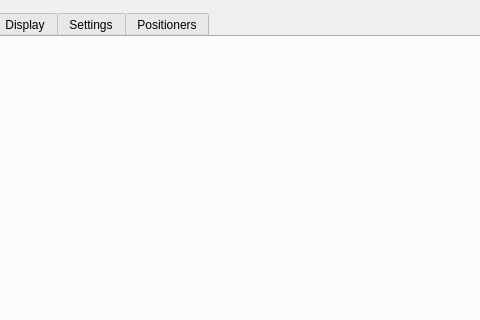
This is GUI/mainwindow.ui in mvxe/MLA-CS as Qt 5 draws it before an edit; both pictures show x 286 to 766 and y 0 to 320 of the 1187 by 935 pixel window. The edited form follows.
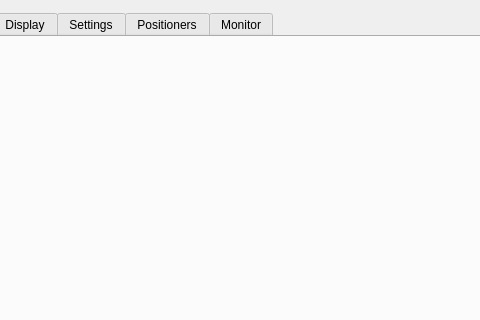
This is the edited form. Icons and pictures are not drawn. Custom widgets are drawn as their Qt base class.

Commit message: added a RPTY oscilloscope - partial

```diff
--- a/GUI/mainwindow.ui
+++ b/GUI/mainwindow.ui
@@ -2008,6 +2008,11 @@
         </property>
        </widget>
       </widget>
+      <widget class="QWidget" name="tab_rpty_monitor">
+       <attribute name="title">
+        <string>Monitor</string>
+       </attribute>
+      </widget>
      </widget>
     </item>
    </layout>
```
The commit also changes 8 other files.
